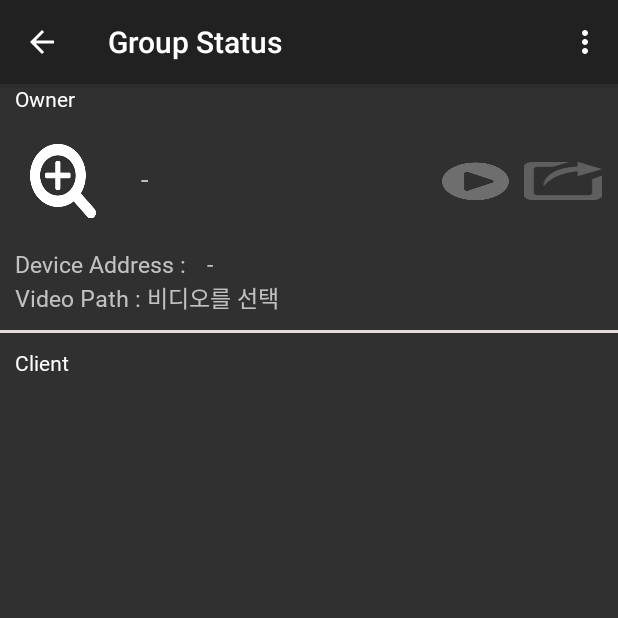
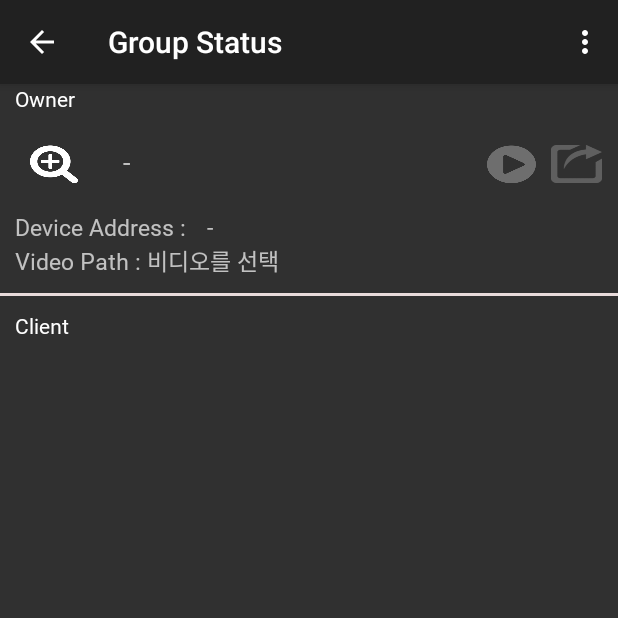
Before and after one commit to 201411216/junWiDi, an Android app: the ServerActivity screen opened directly, with no data from a screen before it, on a phone screen of 412 x 824 dp, the top half of it. Run offline under Robolectric (Android 15) with nearby library versions, the phone set to English and light mode, and no system bars; libraries missing offline, so code that uses them is left out: com.google.android.exoplayer2.

Commit message:
9.15 16:30

```diff
--- a/app/src/main/java/com/n3v/junwidi/Dialogs/GuideLineDialog.java
+++ b/app/src/main/java/com/n3v/junwidi/Dialogs/GuideLineDialog.java
@@ -59,7 +59,6 @@ public class GuideLineDialog extends Dialog {
         ivID3 = findViewById(R.id.order3);
         ivGL = findViewById(R.id.GL);
         fL = findViewById(R.id.fL);
-        button.setAlpha(1.0f);
         button = findViewById(R.id.button);
         if (GLD_ACT_MODE == GLD_HOST) {
             button.setVisibility(View.GONE);
--- a/app/src/main/res/layout/activity_server.xml
+++ b/app/src/main/res/layout/activity_server.xml
@@ -24,11 +24,11 @@
             <Button
                 android:id="@+id/server_btn_file_select"
                 android:layout_width="0dp"
-                android:layout_height="50dp"
+                android:layout_height="25dp"
                 android:layout_marginLeft="20dp"
                 android:layout_marginRight="20dp"
                 android:layout_marginBottom="20dp"
-                android:layout_weight="0.1"
+                android:layout_weight="0.06"
                 android:background="@drawable/search" />
 
             <TextView
@@ -47,7 +47,7 @@
                 android:layout_height="25dp"
                 android:layout_marginLeft="10dp"
                 android:layout_marginRight="10dp"
-                android:layout_weight="0.1"
+                android:layout_weight="0.06"
                 android:background="@drawable/playbutton"
                 android:onClick="enterExoplay" />
 
@@ -56,7 +56,7 @@
                 android:layout_width="7dp"
                 android:layout_height="25dp"
                 android:layout_marginRight="10dp"
-                android:layout_weight="0.1"
+                android:layout_weight="0.05"
                 android:background="@drawable/send" />
         </LinearLayout>
         <LinearLayout
```
